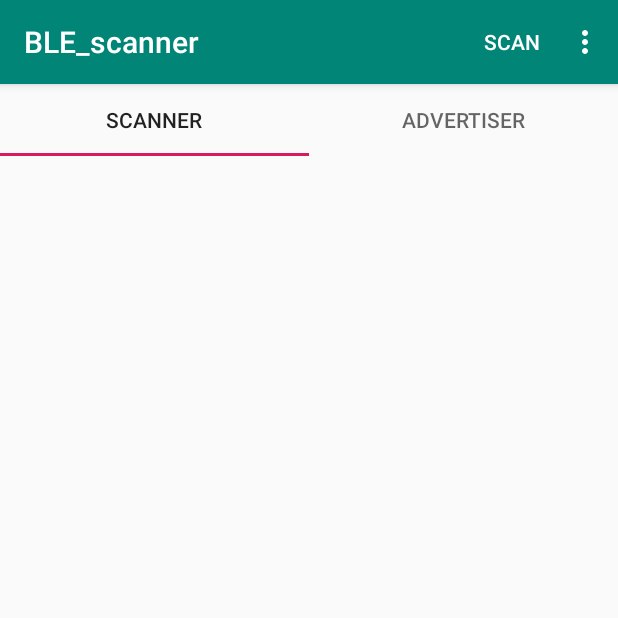
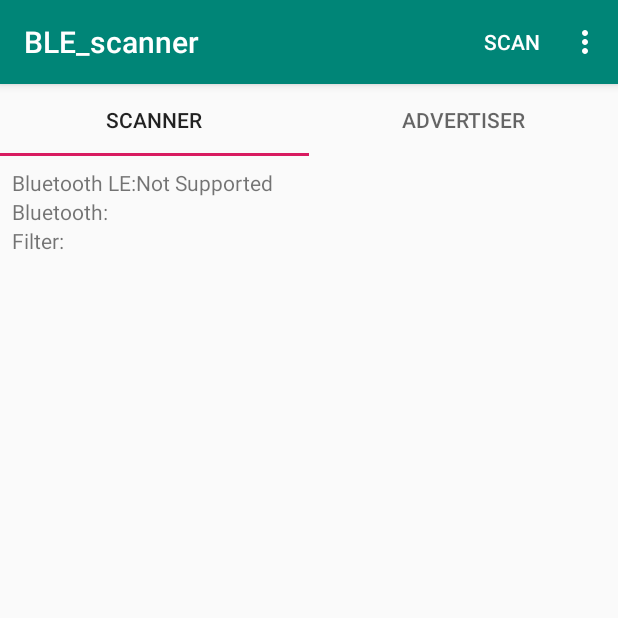
Before and after one commit to xuanjiao/BLE_scanner, an Android app: the screen it shows after launch (MainActivity), on a phone screen of 412 x 824 dp, the top half of it. Run offline under Robolectric (Android 15) with nearby library versions, the phone set to English and light mode, and no system bars.

Commit message:
show bluetooth status and ask user turn on bluetooth

```diff
--- a/app/src/main/java/com/example/android/ble_scanner/advertiser/AdvertiserFragment.java
+++ b/app/src/main/java/com/example/android/ble_scanner/advertiser/AdvertiserFragment.java
@@ -55,10 +55,15 @@ public class AdvertiserFragment extends Fragment {
 
         // Create a advertiser object.
         mAdvertiser = new Advertiser_BLE(this);
-        serviceList = mAdvertiser.getServicesList();
 
-        mServiceAdapter = new ServiceAdapter(getContext(),serviceList);
-        mSeviceListView.setAdapter(mServiceAdapter);
+        if (mAdvertiser.checkBluetooth()){
+            serviceList = mAdvertiser.getServicesList();
+
+            if(serviceList!=null){
+                mServiceAdapter = new ServiceAdapter(getContext(),serviceList);
+                mSeviceListView.setAdapter(mServiceAdapter);
+            }
+        }
 
         return view;
     }
@@ -74,7 +79,6 @@ public class AdvertiserFragment extends Fragment {
         switch (item.getItemId()){
             case R.id.advertiser_menu_item_advertise:
                 if(!mAdvertiser.isAdvertising()){
-                    serviceList.clear();
                     startAdvertise();
                     item.setTitle(R.string.stop);
                 }else{
@@ -88,7 +92,9 @@ public class AdvertiserFragment extends Fragment {
         return true;
     }
 
-    private void startAdvertise(){
+    public void startAdvertise(){
+        if (serviceList!= null)
+            serviceList.clear();
 
         // Display local device name
         mLocalNameLabelTextView.setText("Local Name");
@@ -101,7 +107,7 @@ public class AdvertiserFragment extends Fragment {
         Utils.showToast(getContext(),"Start advertising");
     }
 
-    private void stopAdvertise(){
+    public void stopAdvertise(){
         Utils.showToast(getContext(),"Stop advertising");
         mAdvertiser.stopAdvertise();
 
--- a/app/src/main/java/com/example/android/ble_scanner/advertiser/Advertiser_BLE.java
+++ b/app/src/main/java/com/example/android/ble_scanner/advertiser/Advertiser_BLE.java
@@ -15,7 +15,11 @@ import android.bluetooth.le.AdvertiseSettings;
 import android.bluetooth.le.BluetoothLeAdvertiser;
 import android.content.Context;
 import android.os.ParcelUuid;
+import android.support.v4.app.FragmentActivity;
 import android.util.Log;
+
+import com.example.android.ble_scanner.MainActivity;
+import com.example.android.ble_scanner.Utils;
 
 import java.nio.ByteBuffer;
 import java.util.Arrays;
@@ -38,6 +42,8 @@ public class Advertiser_BLE {
 
     private AdvertiserFragment af;
 
+    private FragmentActivity ma;
+
     private BluetoothAdapter mBluetoothAdapter;
 
     private BluetoothLeAdvertiser mBluetoothLeAdvertiser;
@@ -53,7 +59,7 @@ public class Advertiser_BLE {
     public Advertiser_BLE(AdvertiserFragment af){
 
         this.af = af;
-
+        this.ma = af.getActivity();
         // The BluetoothAdapter is required for any and all Bluetooth activity.
         final BluetoothManager bluetoothManager =
                 (BluetoothManager)af.getActivity().getSystemService(Context.BLUETOOTH_SERVICE);
@@ -66,6 +72,10 @@ public class Advertiser_BLE {
         mAdvertising = false;
     }
 
+    public boolean checkBluetooth(){
+        return Utils.checkBluetooth(mBluetoothAdapter);
+    }
+
     public String getLocalName() {
         return mBluetoothAdapter.getName();
     }
@@ -75,16 +85,25 @@ public class Advertiser_BLE {
     }
 
     public void startAdvertise(AdvertiseSettings settings, AdvertiseData data){
-        mBluetoothLeAdvertiser.startAdvertising(settings,data,mAdvertiseCallback);
-        mAdvertising = true;
+
+        if(!checkBluetooth()){
+            Utils.requestUserBluetooth(ma);
+            af.stopAdvertise();
+        }else{
+            mBluetoothLeAdvertiser.startAdvertising(settings,data,mAdvertiseCallback);
+            mAdvertising = true;
+        }
+
     }
 
     public void stopAdvertise(){
-        mBluetoothLeAdvertiser.stopAdvertising(mAdvertiseCallback);
+        if(mBluetoothLeAdvertiser !=null)
+            mBluetoothLeAdvertiser.stopAdvertising(mAdvertiseCallback);
         mAdvertising = false;
     }
 
     public void startServer(){
+
         AdvertiseSettings settings = new AdvertiseSettings.Builder()
                 // Perform Bluetooth LE advertising in balanced power mode.
                 .setAdvertiseMode(AdvertiseSettings.ADVERTISE_MODE_BALANCED)
--- a/app/src/main/java/com/example/android/ble_scanner/scanner/ScannerFragment.java
+++ b/app/src/main/java/com/example/android/ble_scanner/scanner/ScannerFragment.java
@@ -12,6 +12,7 @@ import android.view.View;
 import android.view.ViewGroup;
 import android.widget.Button;
 import android.widget.ListView;
+import android.widget.TextView;
 
 import com.example.android.ble_scanner.R;
 import com.example.android.ble_scanner.Utils;
@@ -19,6 +20,11 @@ import com.example.android.ble_scanner.Utils;
 import java.util.HashMap;
 
 public class ScannerFragment extends Fragment {
+    private TextView mBLESupportTextView;
+
+    private TextView mBLEOnTextView;
+
+    private TextView mFilterextView;
 
     private Scanner_BLE mScanner;
 
@@ -45,6 +51,8 @@ public class ScannerFragment extends Fragment {
         setHasOptionsMenu(true);
 
         // Create objects for UI
+        mBLESupportTextView = view.findViewById(R.id.ble_support_text_view);
+        mBLEOnTextView = view.findViewById(R.id.ble_on_text_view);
         mDeviceListView = view.findViewById(R.id.list);
 
         mDeviceHashMap = new HashMap<>();
@@ -60,10 +68,20 @@ public class ScannerFragment extends Fragment {
 
     private void BLE_initialize(){
         if (!getContext().getPackageManager().hasSystemFeature(PackageManager.FEATURE_BLUETOOTH_LE)){
-            Utils.showToast(getContext().getApplicationContext()," BLE not supported");
+            mBLESupportTextView.setText("Not Supported");
+            return;
         }
         // Create a scanner object and give it period and minimal rssi
         mScanner = new Scanner_BLE(this,30000,-75);
+
+        // Show bluetooth support status
+        mBLESupportTextView.setText("Supported");
+        if(mScanner.checkBluetooth()){
+            mBLEOnTextView.setText("ON");
+        }else {
+            mBLEOnTextView.setText("OFF");
+        }
+
     }
 
     @Override
@@ -136,9 +154,11 @@ public class ScannerFragment extends Fragment {
 
         // Start scanning
         Utils.showToast(getContext(),"Start scaning");
+        mScanMenuItem.setTitle(R.string.stop);
+
         mScanner.start();
 
-        mScanMenuItem.setTitle(R.string.stop);
+
     }
     public void stopScan(){
         mScanner.stop();
--- a/app/src/main/java/com/example/android/ble_scanner/scanner/Scanner_BLE.java
+++ b/app/src/main/java/com/example/android/ble_scanner/scanner/Scanner_BLE.java
@@ -40,6 +40,9 @@ public final class Scanner_BLE {
         mHandler = new Handler();
     }
 
+    public boolean checkBluetooth(){
+        return Utils.checkBluetooth(mBluetoothAdapter);
+    }
 
     public void start(){
         if(!Utils.checkBluetooth(mBluetoothAdapter)){
--- a/app/src/main/res/layout/fragment_scanner.xml
+++ b/app/src/main/res/layout/fragment_scanner.xml
@@ -6,17 +6,75 @@
     tools:context=".scanner.ScannerFragment">
 
 
-    <RelativeLayout
+    <LinearLayout
         android:layout_width="match_parent"
-        android:layout_height="match_parent">
+        android:layout_height="match_parent"
+        android:orientation="vertical">
+
+        <LinearLayout
+            android:layout_width="match_parent"
+            android:layout_height="wrap_content"
+            android:orientation="vertical">
+
+            <LinearLayout
+                android:layout_width="wrap_content"
+                android:layout_height="wrap_content"
+                android:paddingTop="@dimen/padding_linear_layout"
+                android:paddingLeft="@dimen/padding_linear_layout">
+
+                <TextView
+                    android:layout_width="wrap_content"
+                    android:layout_height="wrap_content"
+                    android:text="Bluetooth LE:" />
+
+                <TextView
+                    android:id="@+id/ble_support_text_view"
+                    android:layout_width="wrap_content"
+                    android:layout_height="wrap_content" />
+            </LinearLayout>
+
+            <LinearLayout
+                android:layout_width="wrap_content"
+                android:layout_height="wrap_content"
+                android:paddingLeft="@dimen/padding_linear_layout">
+
+                <TextView
+                    android:layout_width="wrap_content"
+                    android:layout_height="wrap_content"
+                    android:text="Bluetooth:" />
+
+                <TextView
+                    android:id="@+id/ble_on_text_view"
+                    android:layout_width="wrap_content"
+                    android:layout_height="wrap_content" />
+            </LinearLayout>
+
+            <LinearLayout
+                android:layout_width="wrap_content"
+                android:layout_height="wrap_content"
+                android:paddingLeft="@dimen/padding_linear_layout"
+                android:paddingBottom="@dimen/padding_linear_layout">
+
+                <TextView
+                    android:layout_width="wrap_content"
+                    android:layout_height="wrap_content"
+                    android:text="Filter:" />
+
+                <TextView
+                    android:id="@+id/filter_text_view"
+                    android:layout_width="wrap_content"
+                    android:layout_height="wrap_content" />
+            </LinearLayout>
+
+
+        </LinearLayout>
 
         <ListView
             android:id="@+id/list"
             android:layout_width="wrap_content"
             android:layout_height="wrap_content" />
 
-    </RelativeLayout>
-
+    </LinearLayout>
 
 
 </FrameLayout>
```
